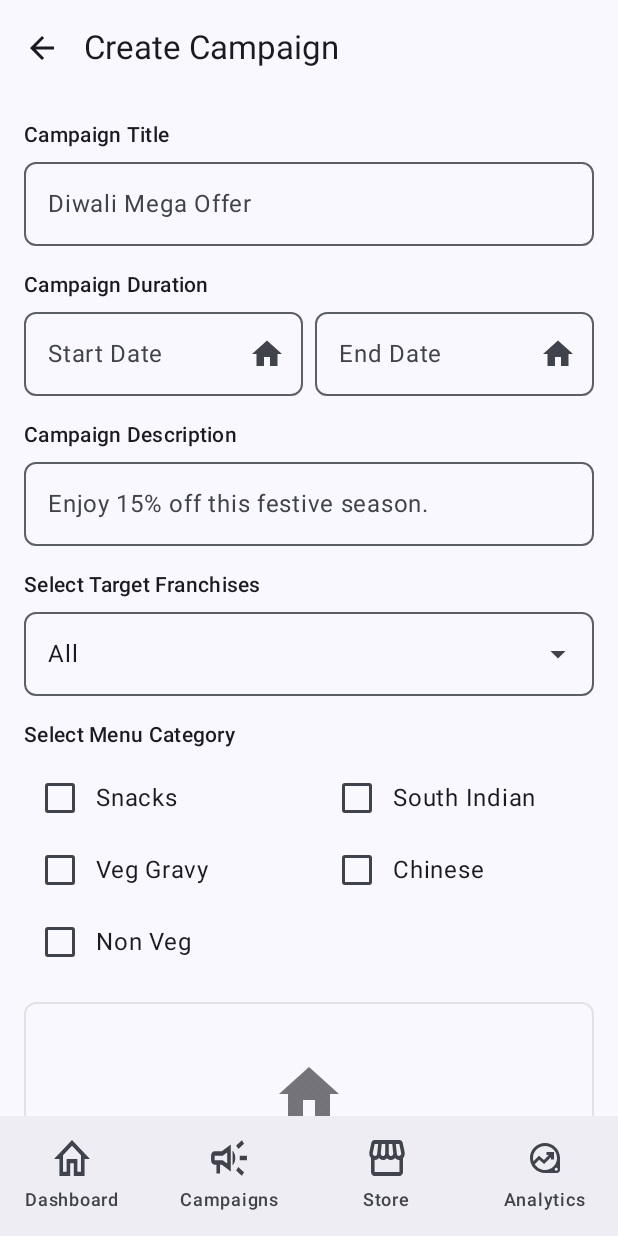
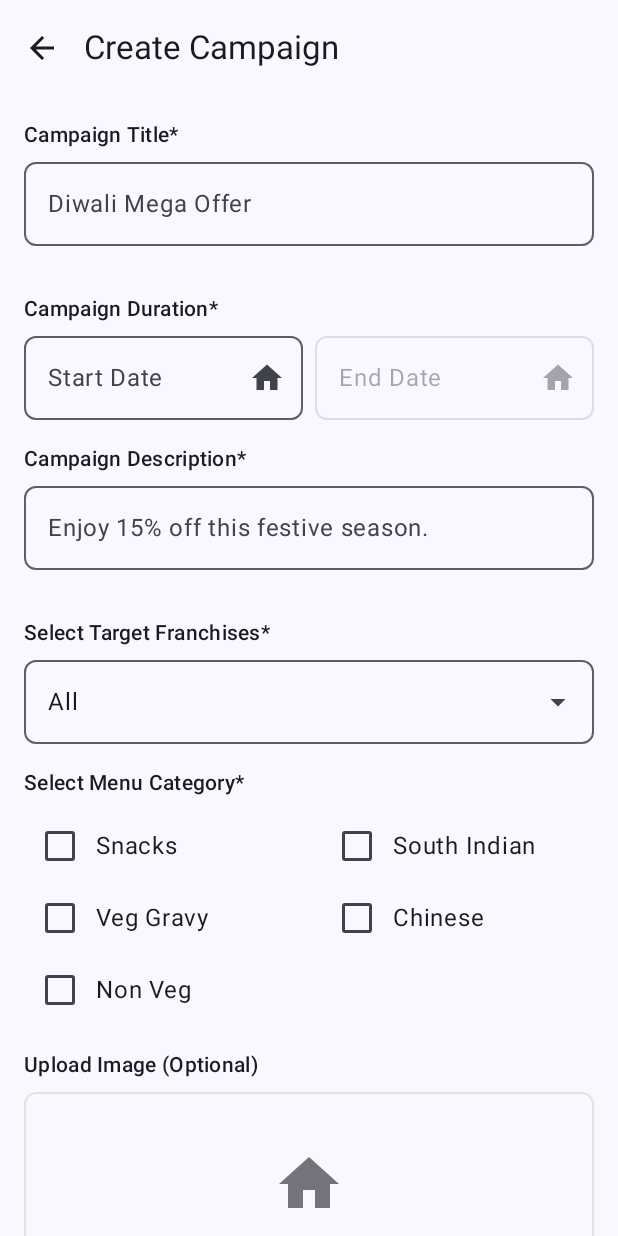
Before and after one commit to SwadRatna/swadratna_admin_app, an Android app built with Jetpack Compose: the CreateCampaignScreen screen opened through its navigation route, on a phone screen of 412 x 824 dp. Run offline under Robolectric (Android 15) with nearby library versions, the phone set to English and light mode, and no system bars; our stand-ins replace Dagger/Hilt's generated code.

Commit message:
Handled bottom bar, & date selection.

```diff
--- a/app/src/main/java/com/swadratna/swadratna_admin/MainActivity.kt
+++ b/app/src/main/java/com/swadratna/swadratna_admin/MainActivity.kt
@@ -35,13 +35,21 @@ class MainActivity : ComponentActivity() {
                     val navController = rememberNavController()
                     val navBackStackEntry by navController.currentBackStackEntryAsState()
 
+                    // List of main routes that should show the bottom navigation bar
+                    val mainRoutes = listOf("dashboard", "campaigns", "store", "analytics")
+
+                    // Check if current destination is one of the main routes
+                    val showBottomBar = navBackStackEntry?.destination?.route in mainRoutes
+
                     Scaffold(
                         contentWindowInsets = WindowInsets(0.dp),
                         bottomBar = {
-                            BottomNavBar(
-                                navController = navController,
-                                currentDestination = navBackStackEntry?.destination
-                            )
+                            if (showBottomBar) {
+                                BottomNavBar(
+                                    navController = navController,
+                                    currentDestination = navBackStackEntry?.destination
+                                )
+                            }
                         }
                     ) { innerPadding ->
                         NavGraph(
--- a/app/src/main/java/com/swadratna/swadratna_admin/ui/campaign/CreateCampaignScreen.kt
+++ b/app/src/main/java/com/swadratna/swadratna_admin/ui/campaign/CreateCampaignScreen.kt
@@ -111,7 +111,7 @@ fun CreateCampaignScreen(
                 .padding(horizontal = 16.dp)
                 .padding(top = 16.dp, bottom = 24.dp)
         ) {
-            Text("Campaign Title", style = MaterialTheme.typography.bodyMedium, fontWeight = FontWeight.Medium)
+            Text("Campaign Title*", style = MaterialTheme.typography.bodyMedium, fontWeight = FontWeight.Medium)
             Spacer(Modifier.height(8.dp))
             OutlinedTextField(
                 value = campaignTitle,
@@ -119,13 +119,19 @@ fun CreateCampaignScreen(
                 modifier = Modifier.fillMaxWidth(),
                 placeholder = { Text("Diwali Mega Offer") },
                 singleLine = true,
-                shape = RoundedCornerShape(8.dp)
+                shape = RoundedCornerShape(8.dp),
+                isError = campaignTitle.isEmpty() && campaignTitle.isNotBlank(),
+                supportingText = {
+                    if (campaignTitle.isEmpty() && campaignTitle.isNotBlank()) {
+                        Text("Title is required")
+                    }
+                }
             )
 
             Spacer(Modifier.height(16.dp))
 
 
-            Text("Campaign Duration", style = MaterialTheme.typography.bodyMedium, fontWeight = FontWeight.Medium)
+            Text("Campaign Duration*", style = MaterialTheme.typography.bodyMedium, fontWeight = FontWeight.Medium)
             Spacer(Modifier.height(8.dp))
             Row(
                 modifier = Modifier.fillMaxWidth(),
@@ -154,17 +160,20 @@ fun CreateCampaignScreen(
                     onValueChange = {},
                     modifier = Modifier
                         .weight(1f)
-                        .clickable { showEndDatePicker = true },
+                        .clickable { if (startDate != null) showEndDatePicker = true },
                     placeholder = { Text("End Date") },
-                    trailingIcon = { IconButton(onClick = { showEndDatePicker = true }) {
-                        Icon(Icons.Default.Home, contentDescription = "Select Date")
+                    trailingIcon = { IconButton(onClick = { if (startDate != null) showEndDatePicker = true }) {
+                        Icon(Icons.Default.Home, contentDescription = "Select Date",
+                             tint = if (startDate == null) MaterialTheme.colorScheme.onSurface.copy(alpha = 0.38f)
+                                   else MaterialTheme.colorScheme.onSurfaceVariant)
                     } },
                     readOnly = true,
                     singleLine = true,
                     textStyle = MaterialTheme.typography.bodyMedium.copy(
                         fontSize = MaterialTheme.typography.bodyMedium.fontSize
                     ),
-                    shape = RoundedCornerShape(8.dp)
+                    shape = RoundedCornerShape(8.dp),
+                    enabled = startDate != null
                 )
             }
 
@@ -193,9 +202,9 @@ fun CreateCampaignScreen(
                 }
             }
 
-            if (showEndDatePicker) {
-                val initial = startDate?.toEpochDay()?.times(24 * 60 * 60 * 1000)
-                    ?: System.currentTimeMillis()
+            if (showEndDatePicker && startDate != null) {
+                val startMillis = startDate!!.toEpochDay() * (24 * 60 * 60 * 1000)
+                val initial = endDate?.toEpochDay()?.times(24 * 60 * 60 * 1000) ?: startMillis
                 val endState = rememberDatePickerState(
                     initialSelectedDateMillis = initial
                 )
@@ -204,8 +213,7 @@ fun CreateCampaignScreen(
                     confirmButton = {
                         Button(onClick = {
                             val picked = endState.selectedDateMillis
-                            val startMillis = startDate?.toEpochDay()?.times(24 * 60 * 60 * 1000)
-                            if (picked != null && (startMillis == null || picked >= startMillis)) {
+                            if (picked != null && picked >= startMillis) {
                                 endDate = LocalDate.ofEpochDay(picked / (24 * 60 * 60 * 1000))
                                 showEndDatePicker = false
                             } else {
@@ -226,7 +234,7 @@ fun CreateCampaignScreen(
 
             Spacer(Modifier.height(16.dp))
 
-            Text("Campaign Description", style = MaterialTheme.typography.bodyMedium, fontWeight = FontWeight.Medium)
+            Text("Campaign Description*", style = MaterialTheme.typography.bodyMedium, fontWeight = FontWeight.Medium)
             Spacer(Modifier.height(8.dp))
             OutlinedTextField(
                 value = campaignDescription,
@@ -234,12 +242,18 @@ fun CreateCampaignScreen(
                 modifier = Modifier.fillMaxWidth(),
                 placeholder = { Text("Enjoy 15% off this festive season.") },
                 singleLine = true,
-                shape = RoundedCornerShape(8.dp)
+                shape = RoundedCornerShape(8.dp),
+                isError = campaignDescription.isEmpty() && campaignDescription.isNotBlank(),
+                supportingText = {
+                    if (campaignDescription.isEmpty() && campaignDescription.isNotBlank()) {
+                        Text("Description is required")
+                    }
+                }
             )
 
             Spacer(Modifier.height(16.dp))
 
-            Text("Select Target Franchises", style = MaterialTheme.typography.bodyMedium, fontWeight = FontWeight.Medium)
+            Text("Select Target Franchises*", style = MaterialTheme.typography.bodyMedium, fontWeight = FontWeight.Medium)
             Spacer(Modifier.height(8.dp))
             ExposedDropdownMenuBox(
                 expanded = expandedFranchiseDropdown,
@@ -274,7 +288,7 @@ fun CreateCampaignScreen(
 
             Spacer(Modifier.height(16.dp))
 
-            Text("Select Menu Category", style = MaterialTheme.typography.bodyMedium, fontWeight = FontWeight.Medium)
+            Text("Select Menu Category*", style = MaterialTheme.typography.bodyMedium, fontWeight = FontWeight.Medium)
             Spacer(Modifier.height(8.dp))
             Row(
                 modifier = Modifier.fillMaxWidth(),
@@ -308,6 +322,8 @@ fun CreateCampaignScreen(
 
             Spacer(Modifier.height(16.dp))
 
+            Text("Upload Image (Optional)", style = MaterialTheme.typography.bodyMedium, fontWeight = FontWeight.Medium)
+            Spacer(Modifier.height(8.dp))
             Box(
                 modifier = Modifier
                     .fillMaxWidth()
@@ -353,8 +369,12 @@ fun CreateCampaignScreen(
                         if (chineseChecked) add("Chinese")
                         if (nonVegChecked) add("Non Veg")
                     }
+
+                    // Check if at least one category is selected
+                    val isCategorySelected = selectedCategories.isNotEmpty()
+
                     if (campaignTitle.isNotBlank() && campaignDescription.isNotBlank()
-                            && startDate != null && endDate != null
+                        && startDate != null && endDate != null && isCategorySelected
                     ) {
                         viewModel.handleEvent(
                             CampaignEvent.CreateCampaign(
@@ -362,9 +382,9 @@ fun CreateCampaignScreen(
                                 description = campaignDescription,
                                 startDate = startDate!!,
                                 endDate = endDate!!,
-                                    menuCategories = emptyList(),
-                                    targetFranchises = "abc",
-                                    imageUrl = null
+                                menuCategories = selectedCategories,
+                                targetFranchises = selectedFranchises,
+                                imageUrl = null // Image is optional
                             )
                         )
                         onNavigateBack()
@@ -373,6 +393,7 @@ fun CreateCampaignScreen(
                 modifier = Modifier.fillMaxWidth(),
                 enabled = campaignTitle.isNotBlank() && campaignDescription.isNotBlank()
                         && startDate != null && endDate != null
+                        && (snacksChecked || southIndianChecked || vegGravyChecked || chineseChecked || nonVegChecked)
             ) { Text("Create Campaign") }
             }
 
```
Lines whose indentation alone changed are shown as unchanged.
